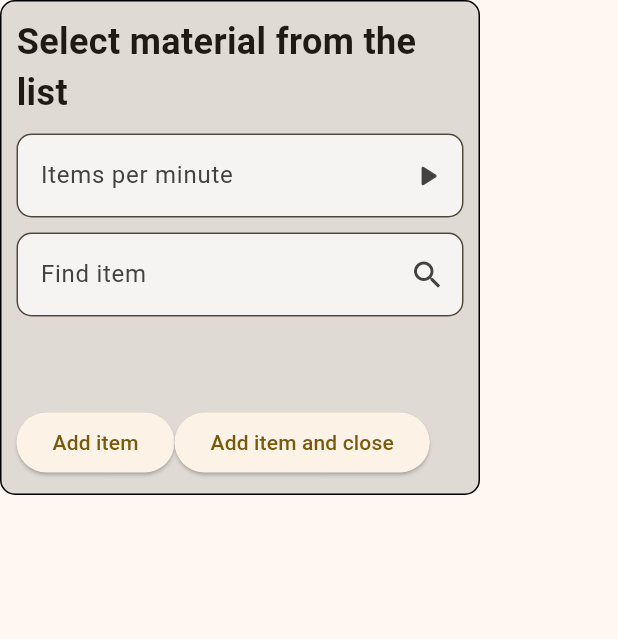
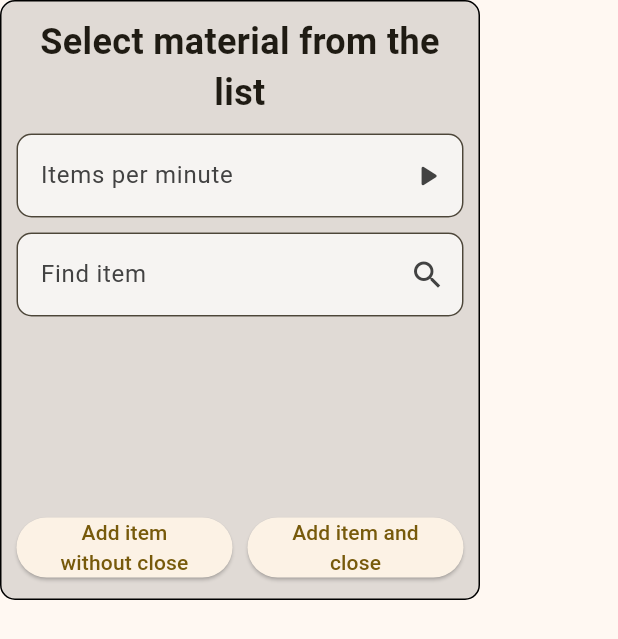
Before and after one commit to luisalex94/satisfactory_app, a Flutter app: the AddNewFactoryPopup widget shown alone on an empty page, opened directly with empty values, on a phone screen of 412 x 824 dp. Shown: the top 639 px of the screen. Run offline on Flutter 3.47's test engine with Material 3 defaults, Android fonts, the phone set to English and light mode, and no system bars.

Commit message:
enhancement of the popups

```diff
--- a/lib/popup/add_new_factory_popup.dart
+++ b/lib/popup/add_new_factory_popup.dart
@@ -57,7 +57,7 @@ class _AddNewFactoryPopupState extends State<AddNewFactoryPopup> {
         color: Colors.black12,
         border: Border.all(width: 1),
       ),
-      height: 330,
+      height: 400,
       width: 320,
       child: Padding(
         padding: const EdgeInsets.all(10.0),
@@ -72,11 +72,13 @@ class _AddNewFactoryPopupState extends State<AddNewFactoryPopup> {
                 fontWeight: FontWeight.bold,
                 fontSize: 24,
               ),
+              textAlign: TextAlign.center,
             ),
             _sizedBox10(),
             _itemsPm(context),
             _sizedBox10(),
             _findBox(),
+            _sizedBox10(),
             Expanded(
               child: ListView.builder(
                 itemCount: materialStringList.length,
@@ -115,9 +117,11 @@ class _AddNewFactoryPopupState extends State<AddNewFactoryPopup> {
                 },
               ),
             ),
+            _sizedBox10(),
             Row(
               children: [
                 _addButton(),
+                _sizedBox10(),
                 _addandCloseButton(),
               ],
             ),
@@ -206,7 +210,9 @@ class _AddNewFactoryPopupState extends State<AddNewFactoryPopup> {
 
   /// Agrega una fabrica a una coleccion y cierra el popup
   Widget _addandCloseButton() {
-    return ElevatedButton(
+    return Expanded(
+      flex: 4,
+      child: ElevatedButton(
         onPressed: () {
           // Se extrae la informacion de [_itemsPmTextController]
           String ppmString = _itemsPmTextController.text;
@@ -232,13 +238,19 @@ class _AddNewFactoryPopupState extends State<AddNewFactoryPopup> {
             Navigator.of(context).pop(true);
           }
         },
-      child: const Text('Add item and close'),
+        child: const Text(
+          'Add item and close',
+          textAlign: TextAlign.center,
+        ),
+      ),
     );
   }
 
   /// Agrega una fabrica a una coleccion y cierra el popup
   Widget _addButton() {
-    return ElevatedButton(
+    return Expanded(
+      flex: 4,
+      child: ElevatedButton(
         onPressed: () {
           // Se extrae la informacion de [_itemsPmTextController]
           String ppmString = _itemsPmTextController.text;
@@ -264,7 +276,11 @@ class _AddNewFactoryPopupState extends State<AddNewFactoryPopup> {
           }
           widget.callBackFunctionOnlySetState();
         },
-      child: const Text('Add item'),
+        child: const Text(
+          'Add item without close',
+          textAlign: TextAlign.center,
+        ),
+      ),
     );
   }
 }
--- a/lib/popup/edit_material_quantity_popup.dart
+++ b/lib/popup/edit_material_quantity_popup.dart
@@ -56,11 +56,13 @@ class _EditMaterialQuantityPopupState extends State<EditMaterialQuantityPopup> {
                 fontWeight: FontWeight.bold,
                 fontSize: 24,
               ),
+              textAlign: TextAlign.center,
             ),
             _sizedBox10(),
             _itemsPm(context),
             _sizedBox10(),
             Row(
+              mainAxisAlignment: MainAxisAlignment.center,
               children: [
                 _updateButton(),
               ],
```
Lines whose indentation alone changed are shown as unchanged.
